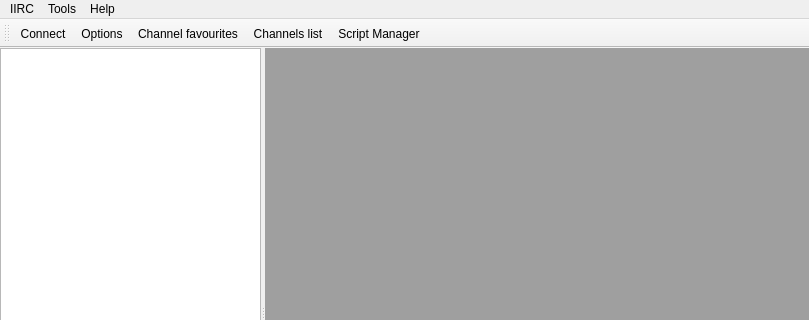
Qt form idealirc.ui (daniel-Jones/IdealIRC) before a commit; both pictures show x 0 to 809 and y 0 to 320 of the 809 by 582 pixel window.
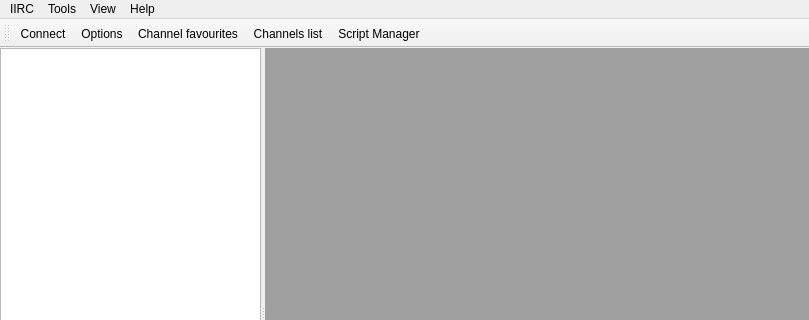
The same form after that commit. Icons and pictures are not drawn.

```diff
--- a/idealirc.ui
+++ b/idealirc.ui
@@ -113,8 +113,17 @@
     </property>
     <addaction name="actionAbout_IdealIRC"/>
    </widget>
+   <widget class="QMenu" name="menuView">
+    <property name="title">
+     <string>View</string>
+    </property>
+    <addaction name="actionToolbar"/>
+    <addaction name="actionWindow_buttons"/>
+    <addaction name="actionWindow_tree"/>
+   </widget>
    <addaction name="menuIIRC"/>
    <addaction name="menuTools"/>
+   <addaction name="menuView"/>
    <addaction name="menuHelp"/>
   </widget>
   <widget class="QToolBar" name="toolBar">
```
Left out of the diff: 48 changed lines with no effect on the pictures.
